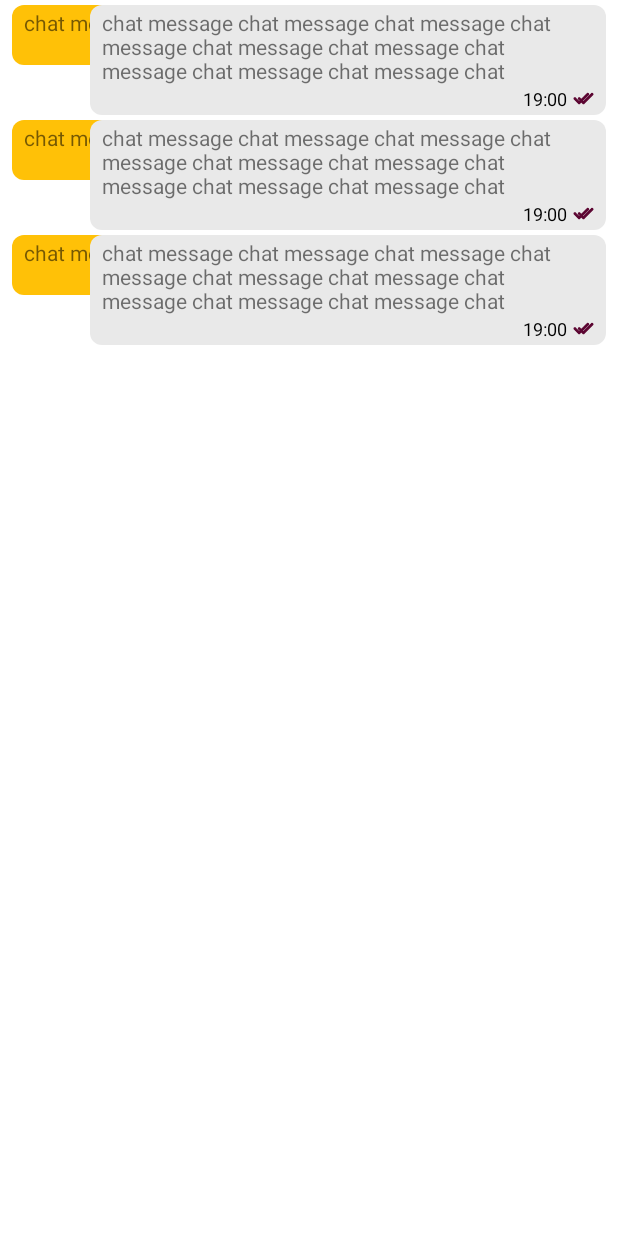
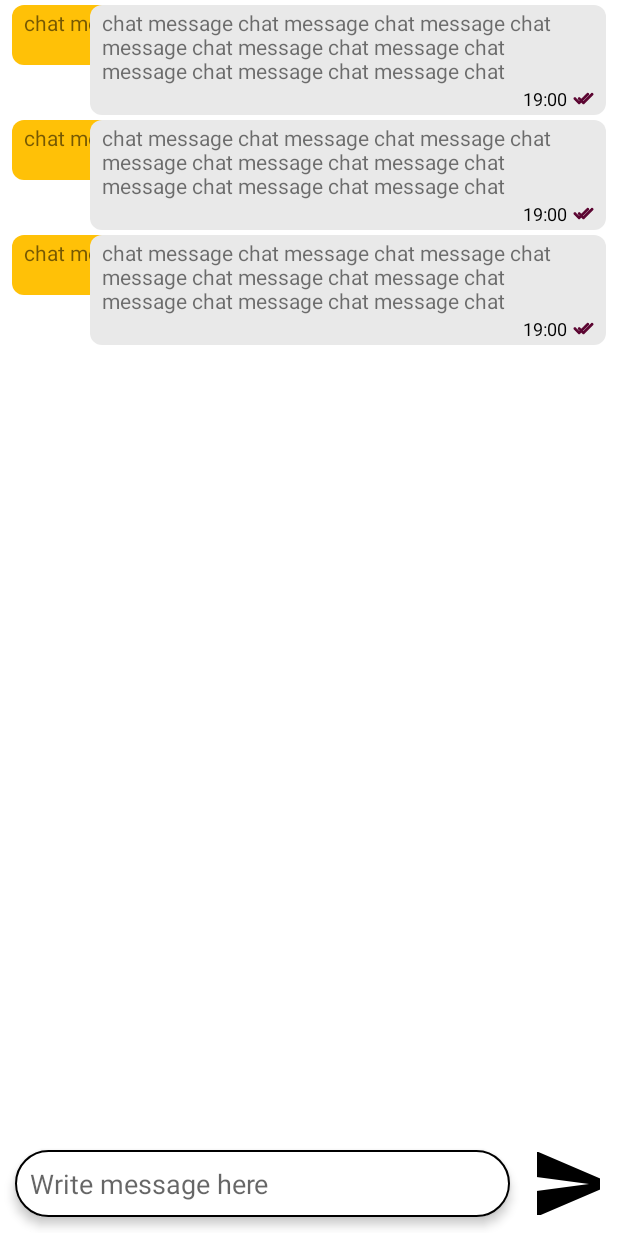
Before and after one commit to malikhammadt7/OldBooks, an Android app built with Jetpack Compose: the layout activity_chat.xml on its own in the app's theme, with its tools: preview values and no code run, on a phone screen of 412 x 824 dp. Run offline under Robolectric (Android 15) with nearby library versions, the phone set to English and light mode, and no system bars; Roboto replaces fonts that are not available here.

Commit message:
Day15 Chat System Work

```diff
--- a/app/build.gradle
+++ b/app/build.gradle
@@ -65,6 +65,7 @@ dependencies {
     implementation 'com.google.firebase:firebase-analytics:21.2.0'
     implementation 'com.google.firebase:firebase-database:20.1.0'
     implementation 'com.google.firebase:firebase-storage:20.1.0'
+    implementation 'com.google.firebase:firebase-firestore:24.4.1'
     testImplementation 'junit:junit:4.13.2'
     androidTestImplementation 'androidx.test.ext:junit:1.1.5'
     androidTestImplementation 'androidx.test.espresso:espresso-core:3.5.1'
--- /dev/null
+++ b/app/src/main/res/drawable/bg_edittext_rounded.xml
@@ -0,0 +1,7 @@
+<?xml version="1.0" encoding="utf-8"?>
+<shape xmlns:android="http://schemas.android.com/apk/res/android">
+    <solid android:color="#FFFFFF"/>
+    <corners android:radius="50dp"/>
+    <stroke android:color="@color/black"
+        android:width="1dp"/>
+</shape>
--- /dev/null
+++ b/app/src/main/res/drawable/bg_user_profileimage.xml
@@ -0,0 +1,4 @@
+<?xml version="1.0" encoding="utf-8"?>
+<shape xmlns:android="http://schemas.android.com/apk/res/android">
+    <corners android:radius="50dp"/>
+</shape>
--- /dev/null
+++ b/app/src/main/res/drawable/ic_sendmessage_64.xml
@@ -0,0 +1,5 @@
+<vector android:autoMirrored="true" android:height="64dp"
+    android:tint="#000000" android:viewportHeight="24"
+    android:viewportWidth="24" android:width="64dp" xmlns:android="http://schemas.android.com/apk/res/android">
+    <path android:fillColor="@android:color/white" android:pathData="M2.01,21L23,12 2.01,3 2,10l15,2 -15,2z"/>
+</vector>
--- /dev/null
+++ b/app/src/main/res/drawable/ic_user_64.xml
@@ -0,0 +1,5 @@
+<vector android:height="64dp" android:tint="#000000"
+    android:viewportHeight="24" android:viewportWidth="24"
+    android:width="64dp" xmlns:android="http://schemas.android.com/apk/res/android">
+    <path android:fillColor="@android:color/white" android:pathData="M12,12c2.21,0 4,-1.79 4,-4s-1.79,-4 -4,-4 -4,1.79 -4,4 1.79,4 4,4zM12,14c-2.67,0 -8,1.34 -8,4v2h16v-2c0,-2.66 -5.33,-4 -8,-4z"/>
+</vector>
--- a/app/src/main/res/layout/activity_chat.xml
+++ b/app/src/main/res/layout/activity_chat.xml
@@ -1,5 +1,5 @@
 <?xml version="1.0" encoding="utf-8"?>
-<androidx.constraintlayout.widget.ConstraintLayout xmlns:android="http://schemas.android.com/apk/res/android"
+<RelativeLayout xmlns:android="http://schemas.android.com/apk/res/android"
     xmlns:app="http://schemas.android.com/apk/res-auto"
     xmlns:tools="http://schemas.android.com/tools"
     android:layout_width="match_parent"
@@ -8,7 +8,47 @@
 
     <androidx.recyclerview.widget.RecyclerView
         android:id="@+id/recChat"
+        android:layout_centerHorizontal="true"
+        android:layout_alignParentTop="true"
+        android:layout_marginBottom="70dp"
         android:layout_width="match_parent"
         android:layout_height="match_parent"
         tools:listitem="@layout/itemmodel_chatmessage"/>
-</androidx.constraintlayout.widget.ConstraintLayout>
+
+
+    <RelativeLayout
+        android:layout_width="match_parent"
+        android:layout_height="70dp"
+        android:layout_alignParentBottom="true"
+        android:padding="2dp"
+        android:id="@+id/bottom_layout">
+
+        <EditText
+            android:id="@+id/txt_message"
+            android:layout_width="match_parent"
+            android:layout_height="wrap_content"
+            android:layout_centerInParent="true"
+            android:layout_marginStart="8dp"
+            android:layout_marginTop="8dp"
+            android:layout_marginEnd="8dp"
+            android:layout_marginBottom="8dp"
+            android:layout_toLeftOf="@id/btn_send"
+            android:background="@drawable/bg_edittext_rounded"
+            android:elevation="4dp"
+            android:hint="Write message here"
+            android:padding="10dp" />
+
+        <ImageButton
+            android:id="@+id/btn_send"
+            android:layout_width="42dp"
+            android:layout_height="42dp"
+            android:layout_alignParentEnd="true"
+            android:layout_centerInParent="true"
+            android:layout_marginStart="10dp"
+            android:layout_marginEnd="10dp"
+            android:background="?attr/selectableItemBackgroundBorderless"
+            android:padding="10dp"
+            android:src="@drawable/ic_sendmessage_64" />
+
+    </RelativeLayout>
+</RelativeLayout>
```
Also changed, not shown: app/src/main/AndroidManifest.xml (+6 -3 lines), app/src/main/java/com/example/oldbooks/activity/ChatActivity.java (+30 -3 lines), app/src/main/java/com/example/oldbooks/activity/MessageListActivity.java (added, +75 -0 lines), app/src/main/java/com/example/oldbooks/adapter/MessageListAdapter.java (added, +54 -0 lines), app/src/main/java/com/example/oldbooks/manager/FirebaseManager.java (+46 -0 lines), app/src/main/java/com/example/oldbooks/model/ChatRoom.java (added, +70 -0 lines), app/src/main/res/layout/activity_message_list.xml (added, +17 -0 lines), app/src/main/res/layout/itemmodel_chatlist.xml (added, +58 -0 lines).
